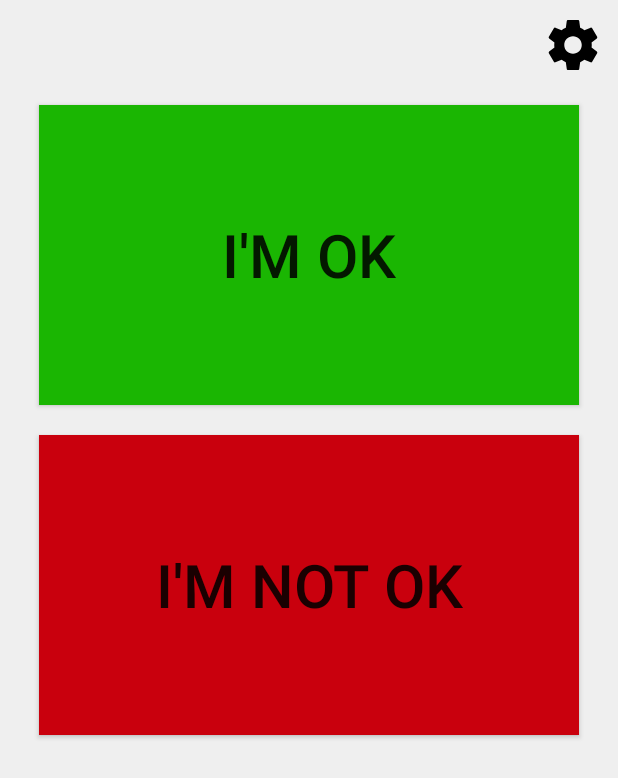
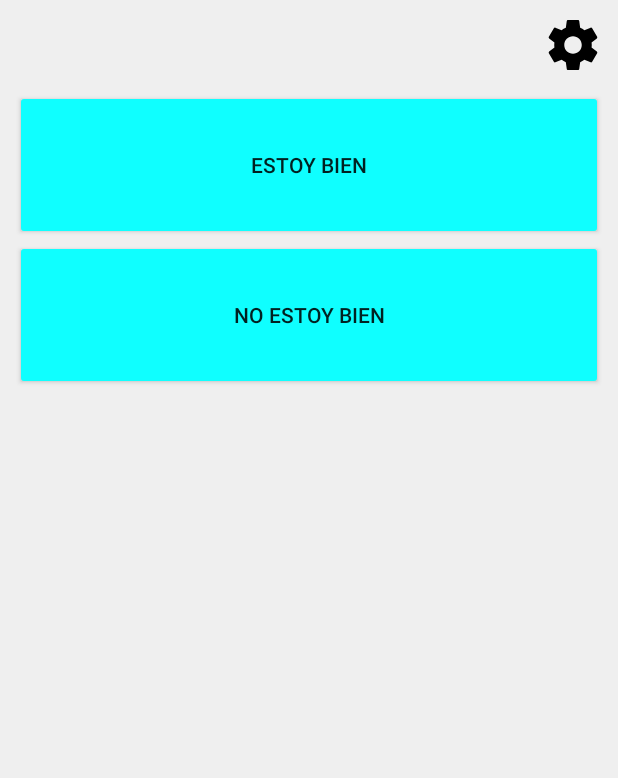
Before and after one commit to JALVITO/Signum, an Android app: the screen it shows after launch (MainActivity), on a phone screen of 412 x 824 dp. Shown: the top 778 px of the screen. Run offline under Robolectric (Android 15) with nearby library versions, the phone set to English and light mode, and no system bars.

Commit message:
recyclerview in main

```diff
--- /dev/null
+++ b/app/src/main/java/com/appemergencias/Adapters/MessageButtonMain.java
@@ -0,0 +1,49 @@
+package com.appemergencias.Adapters;
+
+import android.support.annotation.NonNull;
+import android.support.v7.widget.RecyclerView;
+import android.view.LayoutInflater;
+import android.view.View;
+import android.view.ViewGroup;
+import android.widget.TextView;
+
+import com.appemergencias.R;
+
+import java.util.ArrayList;
+
+/**
+ * Created by rober on 25/08/2018.
+ */
+
+public class MessageButtonMain extends RecyclerView.Adapter<MessageButtonMain.ViewHolder> {
+
+    ArrayList<String> listButtons;
+    public MessageButtonMain(ArrayList<String> listButtons) {
+        this.listButtons = listButtons;
+    }
+
+    @NonNull
+    @Override
+    public ViewHolder onCreateViewHolder(@NonNull ViewGroup parent, int viewType) {
+        View view = LayoutInflater.from(parent.getContext()).inflate(R.layout.message_buttons_main_list_item,parent,false);
+        return new ViewHolder(view);
+    }
+
+    @Override
+    public void onBindViewHolder(@NonNull MessageButtonMain.ViewHolder holder, int position) {
+        holder.mensaje.setText(listButtons.get(position));
+    }
+    @Override
+    public int getItemCount() {
+        return listButtons.size();
+    }
+
+    public class ViewHolder extends RecyclerView.ViewHolder {
+        TextView mensaje;
+
+        public ViewHolder(View itemView) {
+            super(itemView);
+            mensaje = itemView.findViewById(R.id.mensaje);
+        }
+    }
+}
--- a/app/src/main/java/com/appemergencias/MainActivity.java
+++ b/app/src/main/java/com/appemergencias/MainActivity.java
@@ -6,20 +6,28 @@ import android.graphics.drawable.Drawable;
 import android.graphics.drawable.Icon;
 import android.support.v7.app.AppCompatActivity;
 import android.os.Bundle;
+import android.support.v7.widget.LinearLayoutManager;
+import android.support.v7.widget.RecyclerView;
 import android.view.View;
 import android.widget.Button;
 import android.widget.ImageButton;
 import android.widget.LinearLayout;
 import android.widget.TextView;
 
+import com.appemergencias.Adapters.MessageButtonMain;
+import com.appemergencias.Adapters.MessageButtonsConfigurationAdapter;
+
 import java.util.ArrayList;
 
 import static com.appemergencias.R.drawable.baseline_settings_black_18dp;
 
 public class MainActivity extends AppCompatActivity implements View.OnClickListener{
-    Button bttn, bttn2;
     ImageButton conf;
     LinearLayout main_page, config_page;
+
+    RecyclerView buttonsRV;
+    MessageButtonMain adapter;
+
     Context context = this;
     public static ArrayList<String> buttons = new ArrayList<>();
 
@@ -28,35 +36,36 @@ public class MainActivity extends AppCompatActivity implements View.OnClickListe
         super.onCreate(savedInstanceState);
         setContentView(R.layout.activity_main);
 
-        buttons.add("Nombre");
-        buttons.add("Nombre");
-        buttons.add("Nombre");
+        buttons.add("Estoy bien");
+        buttons.add("No estoy bien");
 
         main_page = findViewById(R.id.main_page);
 
         conf = findViewById(R.id.configuration);
         conf.setOnClickListener(this);
 
-        bttn = findViewById(R.id.button);
-        bttn.setOnClickListener(this);
-
-        bttn2 = findViewById(R.id.button2);
-        bttn2.setOnClickListener(this);
-
 
 
     }
 
     @Override
+    protected void onStart() {
+        super.onStart();
+        setUpButtonsRecyclerView();
+
+    }
+
+    private void setUpButtonsRecyclerView(){
+        buttonsRV = findViewById(R.id.rvMain);
+        adapter = new MessageButtonMain(buttons);
+        buttonsRV.setLayoutManager(new LinearLayoutManager(this));
+        buttonsRV.setAdapter(adapter);
+        adapter.notifyDataSetChanged();
+    }
+
+    @Override
     public void onClick(View v) {
         switch (v.getId()){
-            case R.id.button:
-                //Ok
-                break;
-            case R.id.button2:
-                //Not ok
-
-                break;
             case R.id.configuration:
                 startActivity(new Intent(context, ConfigurationActivity.class));
                 //main_page.setVisibility(View.GONE);
--- a/app/src/main/res/layout/activity_main.xml
+++ b/app/src/main/res/layout/activity_main.xml
@@ -17,30 +17,14 @@
         android:layout_margin="10dp"
         />
 
-    <Button
-        android:id="@+id/button"
-        android:width= "360dp"
-        android:height= "200dp"
-        android:layout_width="wrap_content"
+
+    <android.support.v7.widget.RecyclerView
+        android:id="@+id/rvMain"
+        android:layout_width="match_parent"
         android:layout_height="wrap_content"
-        android:layout_gravity="center"
-        android:text="I'm OK"
-        android:textSize="40dp"
-        android:background="#1ab602"
-        android:layout_margin="10dp"
-        />
+        android:scrollbars="vertical">
 
-    <Button
-        android:id="@+id/button2"
-        android:layout_width="wrap_content"
-        android:layout_height="wrap_content"
-        android:layout_gravity="center"
-        android:width="360dp"
-        android:height="200dp"
-        android:background="#c9000d"
-        android:text="I'm not OK"
-        android:textSize="40dp"
-        android:layout_margin="10dp"
-        />
+    </android.support.v7.widget.RecyclerView>
+
 
 </LinearLayout>
--- /dev/null
+++ b/app/src/main/res/layout/message_buttons_main_list_item.xml
@@ -0,0 +1,18 @@
+<?xml version="1.0" encoding="utf-8"?>
+<LinearLayout xmlns:android="http://schemas.android.com/apk/res/android"
+    android:layout_width="match_parent"
+    android:layout_height="wrap_content"
+    android:orientation="horizontal">
+
+    <Button
+        android:id="@+id/mensaje"
+        android:layout_marginLeft="10dp"
+        android:layout_marginRight="10dp"
+        android:layout_width="match_parent"
+        android:layout_height="wrap_content"
+        android:backgroundTint="#0fffff"
+        android:text="texto de prueba"
+        android:height="100dp"
+        />
+
+</LinearLayout>
```
